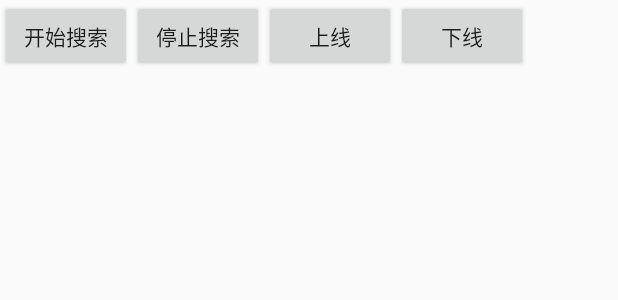
After one commit to nongchengqi/WifiConn2, an Android app: the layout activity_conn.xml on its own in the app's theme, with its tools: preview values and no code run, on a phone screen of 412 x 824 dp. The commit adds this screen. Shown: the top 300 px of the screen. Run offline under Robolectric (Android 15) with nearby library versions, the phone set to English and light mode, and no system bars.

Commit message:
1.完善了状态监听 2.完善了多种加密方式的验证 3.加入了连接wifi后，搜索同在一个区域网内的所有设备

```diff
--- a/src/main/java/cn/small_qi/wificonn/LogUtil.java
+++ b/src/main/java/cn/small_qi/wificonn/LogUtil.java
@@ -23,7 +23,7 @@ public class LogUtil {
         File file =new File(Environment.getExternalStorageDirectory(),"wifi_log.txt");
         try {
             FileOutputStream os = new FileOutputStream(file,true);
-            os.write(String.valueOf(info).getBytes());
+            os.write((String.valueOf(info)+"\n").getBytes());
             os.flush();
             os.close();
         } catch (java.io.IOException e) {
--- a/src/main/java/cn/small_qi/wificonn/MainActivity.java
+++ b/src/main/java/cn/small_qi/wificonn/MainActivity.java
@@ -2,6 +2,7 @@ package cn.small_qi.wificonn;
 
 import android.Manifest;
 import android.content.DialogInterface;
+import android.content.Intent;
 import android.content.pm.PackageManager;
 import android.net.wifi.ScanResult;
 import android.net.wifi.WifiInfo;
@@ -216,7 +217,7 @@ public class MainActivity extends AppCompatActivity implements View.OnClickListe
                 break;
             case R.id.conn:
                 if (admin!=null&&admin.getConnectInfo().getIpAddress()!=0){
-
+                    startActivity(new Intent(MainActivity.this,ConnActivity.class));
                 }else{
                     Toast.makeText(this, "请先连接Wifi或者等待Wifi连接成功", Toast.LENGTH_SHORT).show();
                 }
--- /dev/null
+++ b/src/main/res/layout/activity_conn.xml
@@ -0,0 +1,50 @@
+<?xml version="1.0" encoding="utf-8"?>
+<LinearLayout xmlns:android="http://schemas.android.com/apk/res/android"
+    android:layout_width="match_parent"
+    android:layout_height="match_parent"
+    android:orientation="vertical"
+    >
+    <LinearLayout
+        android:layout_width="match_parent"
+        android:layout_height="wrap_content">
+        <Button
+            android:id="@+id/start"
+            android:layout_width="wrap_content"
+            android:layout_height="wrap_content"
+            android:text="开始搜索"
+            />
+        <Button
+            android:id="@+id/stop"
+            android:layout_width="wrap_content"
+            android:layout_height="wrap_content"
+            android:text="停止搜索"
+            />
+        <Button
+            android:id="@+id/online"
+            android:layout_width="wrap_content"
+            android:layout_height="wrap_content"
+            android:text="上线"
+            />
+        <Button
+            android:id="@+id/offline"
+            android:layout_width="wrap_content"
+            android:layout_height="wrap_content"
+            android:text="下线"
+            />
+
+    </LinearLayout>
+    <ScrollView
+        android:layout_width="match_parent"
+        android:layout_height="match_parent">
+        <LinearLayout
+            android:id="@+id/log"
+            android:layout_width="match_parent"
+            android:layout_height="match_parent"
+            android:orientation="vertical"
+            >
+
+        </LinearLayout>
+
+    </ScrollView>
+
+</LinearLayout>
```
Also changed, not shown: src/main/AndroidManifest.xml (+17 -12 lines), src/main/java/cn/small_qi/wificonn/ConnActivity.java (added, +291 -0 lines), src/main/res/layout/activity_main.xml (+18 -11 lines), 1 other file.
